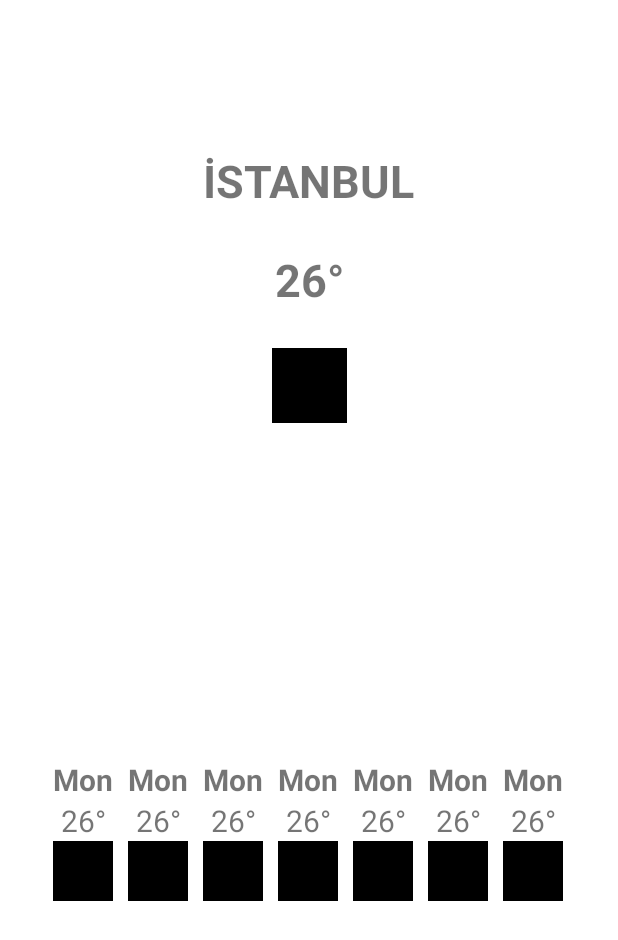
After one commit to serhatkutlu/weather, an Android app: the layout primary_fragment_row.xml on its own in the app's theme, with its tools: preview values and no code run, on a phone screen of 412 x 824 dp. The commit adds this screen. Shown: the top 940 px of the screen. Run offline under Robolectric (Android 15) with nearby library versions, the phone set to English and light mode, and no system bars.

Commit message:
view pager2 and circle indicator added

```diff
--- a/app/build.gradle
+++ b/app/build.gradle
@@ -99,6 +99,10 @@ dependencies {
     implementation "androidx.hilt:hilt-lifecycle-viewmodel:1.0.0-alpha03"
 
 
+    //view pager2 and circle indicator
+
+    implementation "androidx.viewpager2:viewpager2:1.0.0"
+    implementation 'me.relex:circleindicator:2.1.6'
 
     // Timber
     implementation 'com.jakewharton.timber:timber:4.7.1'
--- a/app/src/main/java/com/msk/weather/responce/LocalData/DB_Entity.kt
+++ b/app/src/main/java/com/msk/weather/responce/LocalData/DB_Entity.kt
@@ -6,14 +6,10 @@ import androidx.room.PrimaryKey
 
 @Entity(tableName = "weather_DB")
 data class DB_Entity(
-    val  id:Int=0,
-    @PrimaryKey(autoGenerate = false)
+    @PrimaryKey()
     val city:String,
     val days:List<LocalDay>,
     @Embedded
     val currDay:LocalDay
 ) {
-
-
-
 }
--- a/app/src/main/java/com/msk/weather/responce/LocalData/LocalDay.kt
+++ b/app/src/main/java/com/msk/weather/responce/LocalData/LocalDay.kt
@@ -3,7 +3,7 @@ package com.msk.weather.responce.LocalData
 import java.util.*
 
 data class LocalDay(
-    val date:String?=null,
+    val date:String,
     val temp_c:Double,
     val icon_url:String,
     val info:String
--- a/app/src/main/java/com/msk/weather/responce/data/weather.kt
+++ b/app/src/main/java/com/msk/weather/responce/data/weather.kt
@@ -23,7 +23,7 @@ data class weather(
         }
         val currDay:LocalDay
         current.apply {
-            currDay=LocalDay( temp_c = this.tempC, icon_url = this.condition.icon, info =this.condition.text )
+            currDay=LocalDay( temp_c = this.tempC, icon_url = this.condition.icon, info =this.condition.text, date = current.isDay.toString())
         }
 
         return DB_Entity(city = location.name , currDay =currDay,days = days, )
--- a/app/src/main/java/com/msk/weather/ui/MainActivity.kt
+++ b/app/src/main/java/com/msk/weather/ui/MainActivity.kt
@@ -4,6 +4,7 @@ import androidx.appcompat.app.AppCompatActivity
 import android.os.Bundle
 import android.view.LayoutInflater
 import androidx.activity.viewModels
+import androidx.lifecycle.LifecycleOwner
 import com.msk.weather.R
 import com.msk.weather.databinding.ActivityMainBinding
 
@@ -23,5 +24,8 @@ class MainActivity : AppCompatActivity() {
         setContentView(binding.root)
 
 
+
+
+
     }
 }
--- /dev/null
+++ b/app/src/main/res/layout/primary_fragment_row.xml
@@ -0,0 +1,259 @@
+<?xml version="1.0" encoding="utf-8"?>
+<androidx.constraintlayout.widget.ConstraintLayout xmlns:android="http://schemas.android.com/apk/res/android"
+    xmlns:app="http://schemas.android.com/apk/res-auto"
+    xmlns:tools="http://schemas.android.com/tools"
+    android:layout_width="match_parent"
+    android:layout_height="match_parent"
+    android:background="#00000000">
+
+
+    <TextView
+        android:id="@+id/City_name"
+        android:layout_width="wrap_content"
+        android:layout_height="wrap_content"
+        android:layout_marginTop="100dp"
+        android:text="İSTANBUL"
+        android:textSize="30sp"
+        android:textStyle="bold"
+        app:layout_constraintEnd_toEndOf="parent"
+        app:layout_constraintHorizontal_bias="0.5"
+        app:layout_constraintStart_toStartOf="parent"
+        app:layout_constraintTop_toTopOf="parent" />
+
+    <TextView
+        android:id="@+id/CityDegree"
+        android:layout_width="wrap_content"
+        android:layout_height="wrap_content"
+        android:layout_marginTop="25dp"
+        android:text="26°"
+        android:textSize="30sp"
+        android:textStyle="bold"
+        app:layout_constraintEnd_toEndOf="parent"
+        app:layout_constraintHorizontal_bias="0.5"
+        app:layout_constraintStart_toStartOf="parent"
+        app:layout_constraintTop_toBottomOf="@+id/City_name" />
+
+    <ImageView
+        android:id="@+id/mainimage"
+        android:layout_width="50dp"
+        android:layout_height="50dp"
+        android:layout_marginTop="25dp"
+        android:src="@color/black"
+        app:layout_constraintEnd_toEndOf="parent"
+        app:layout_constraintHorizontal_bias="0.5"
+        app:layout_constraintStart_toStartOf="parent"
+        app:layout_constraintTop_toBottomOf="@+id/CityDegree" />
+
+
+    <LinearLayout
+        android:layout_width="match_parent"
+        android:layout_height="wrap_content"
+        android:orientation="horizontal"
+        app:layout_constraintBottom_toBottomOf="parent"
+        app:layout_constraintEnd_toEndOf="parent"
+        app:layout_constraintHorizontal_bias="0.5"
+        app:layout_constraintStart_toStartOf="parent"
+        android:paddingHorizontal="15dp"
+        android:paddingVertical="15dp"
+        android:gravity="center_horizontal"
+        app:layout_constraintTop_toBottomOf="@+id/mainimage">
+
+
+        <LinearLayout
+            android:layout_width="50dp"
+            android:layout_height="wrap_content"
+            android:orientation="vertical"
+            android:gravity="center_horizontal">
+
+            <TextView
+                android:id="@+id/day_name1"
+                android:layout_width="wrap_content"
+                android:layout_height="wrap_content"
+                android:text="Mon"
+                android:textStyle="bold"
+                android:textSize="20sp"/>
+            <TextView
+                android:id="@+id/day_degree1"
+                android:layout_width="wrap_content"
+                android:layout_height="wrap_content"
+                android:text="26°"
+                android:textSize="20sp"
+                />
+            <ImageView
+                android:id="@+id/day_image1"
+                android:layout_width="40dp"
+                android:layout_height="40dp"
+                android:src="@color/black"/>
+
+
+        </LinearLayout>
+        <LinearLayout
+            android:layout_width="50dp"
+            android:layout_height="wrap_content"
+            android:orientation="vertical"
+            android:gravity="center_horizontal">
+
+            <TextView
+                android:id="@+id/day_name2"
+                android:layout_width="wrap_content"
+                android:layout_height="wrap_content"
+                android:text="Mon"
+                android:textStyle="bold"
+                android:textSize="20sp"/>
+            <TextView
+                android:id="@+id/day_degree2"
+                android:layout_width="wrap_content"
+                android:layout_height="wrap_content"
+                android:text="26°"
+                android:textSize="20sp"
+                />
+            <ImageView
+                android:id="@+id/day_image2"
+                android:layout_width="40dp"
+                android:layout_height="40dp"
+                android:src="@color/black"/>
+
+
+        </LinearLayout>
+        <LinearLayout
+            android:layout_width="50dp"
+            android:layout_height="wrap_content"
+            android:orientation="vertical"
+            android:gravity="center_horizontal">
+
+            <TextView
+                android:id="@+id/day_name3"
+                android:layout_width="wrap_content"
+                android:layout_height="wrap_content"
+                android:text="Mon"
+                android:textStyle="bold"
+                android:textSize="20sp"/>
+            <TextView
+                android:id="@+id/day_degree3"
+                android:layout_width="wrap_content"
+                android:layout_height="wrap_content"
+                android:text="26°"
+                android:textSize="20sp"
+                />
+            <ImageView
+                android:id="@+id/day_image3"
+                android:layout_width="40dp"
+                android:layout_height="40dp"
+                android:src="@color/black"/>
+
+
+        </LinearLayout>
+        <LinearLayout
+            android:layout_width="50dp"
+            android:layout_height="wrap_content"
+            android:orientation="vertical"
+            android:gravity="center_horizontal">
+
+            <TextView
+                android:id="@+id/day_name4"
+                android:layout_width="wrap_content"
+                android:layout_height="wrap_content"
+                android:text="Mon"
+                android:textStyle="bold"
+                android:textSize="20sp"/>
+            <TextView
+                android:id="@+id/day_degree4"
+                android:layout_width="wrap_content"
+                android:layout_height="wrap_content"
+                android:text="26°"
+                android:textSize="20sp"
+                />
+            <ImageView
+                android:id="@+id/day_image4"
+                android:layout_width="40dp"
+                android:layout_height="40dp"
+                android:src="@color/black"/>
+
+
+        </LinearLayout>
+        <LinearLayout
+            android:layout_width="50dp"
+            android:layout_height="wrap_content"
+            android:orientation="vertical"
+            android:gravity="center_horizontal">
+
+            <TextView
+                android:id="@+id/day_name5"
+                android:layout_width="wrap_content"
+                android:layout_height="wrap_content"
+                android:text="Mon"
+                android:textStyle="bold"
+                android:textSize="20sp"/>
+            <TextView
+                android:id="@+id/day_degree5"
+                android:layout_width="wrap_content"
+                android:layout_height="wrap_content"
+                android:text="26°"
+                android:textSize="20sp"
+                />
+            <ImageView
+                android:id="@+id/day_image5"
+                android:layout_width="40dp"
+                android:layout_height="40dp"
+                android:src="@color/black"/>
+
+
+        </LinearLayout>
+        <LinearLayout
+            android:layout_width="50dp"
+            android:layout_height="wrap_content"
+            android:orientation="vertical"
+            android:gravity="center_horizontal">
+
+            <TextView
+                android:id="@+id/day_name6"
+                android:layout_width="wrap_content"
+                android:layout_height="wrap_content"
+                android:text="Mon"
+                android:textStyle="bold"
+                android:textSize="20sp"/>
+            <TextView
+                android:id="@+id/day_degree6"
+                android:layout_width="wrap_content"
+                android:layout_height="wrap_content"
+                android:text="26°"
+                android:textSize="20sp"
+                />
+            <ImageView
+                android:id="@+id/day_image6"
+                android:layout_width="40dp"
+                android:layout_height="40dp"
+                android:src="@color/black"/>
+
+
+        </LinearLayout>        <LinearLayout
+            android:layout_width="50dp"
+            android:layout_height="wrap_content"
+            android:orientation="vertical"
+            android:gravity="center_horizontal">
+
+            <TextView
+                android:id="@+id/day_name7"
+                android:layout_width="wrap_content"
+                android:layout_height="wrap_content"
+                android:text="Mon"
+                android:textStyle="bold"
+                android:textSize="20sp"/>
+            <TextView
+                android:id="@+id/day_degree7"
+                android:layout_width="wrap_content"
+                android:layout_height="wrap_content"
+                android:text="26°"
+                android:textSize="20sp"
+                />
+            <ImageView
+                android:id="@+id/day_image7"
+                android:layout_width="40dp"
+                android:layout_height="40dp"
+                android:src="@color/black"/>
+
+
+        </LinearLayout>
+    </LinearLayout>
+
+</androidx.constraintlayout.widget.ConstraintLayout>
--- a/app/src/main/res/navigation/navigation.xml
+++ b/app/src/main/res/navigation/navigation.xml
@@ -13,6 +13,9 @@
         <action
             android:id="@+id/action_primaryFragment_to_listFragment"
             app:destination="@id/listFragment" />
+        <argument
+            android:name="page"
+            app:argType="integer" />
     </fragment>
     <fragment
         android:id="@+id/listFragment"
```
Also changed, not shown: app/src/main/java/com/msk/weather/Adapter/RecycleAdapter.kt (+6 -2 lines), app/src/main/java/com/msk/weather/Adapter/ViewPagerAdapter.kt (added, +31 -0 lines), app/src/main/java/com/msk/weather/ui/listFragment.kt (+17 -4 lines), app/src/main/java/com/msk/weather/ui/primaryFragment.kt (+27 -3 lines), app/src/main/res/layout/fragment_primary.xml (+20 -6 lines), app/src/main/res/navigation/nav_graph.xml (deleted, +0 -28 lines).
